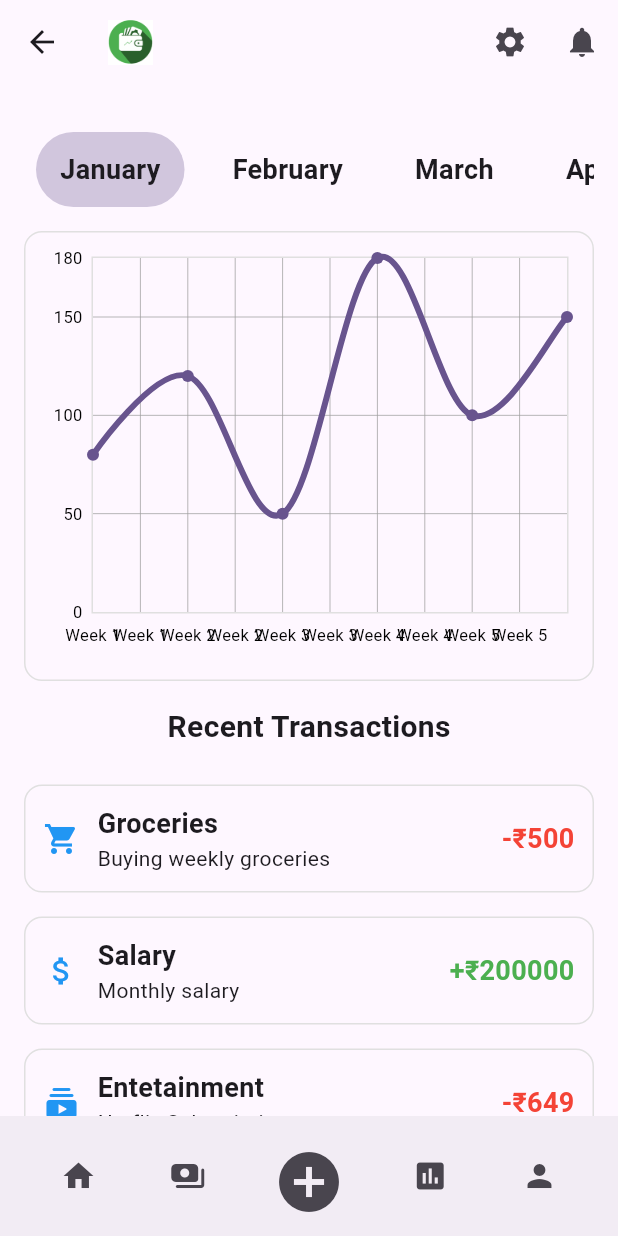
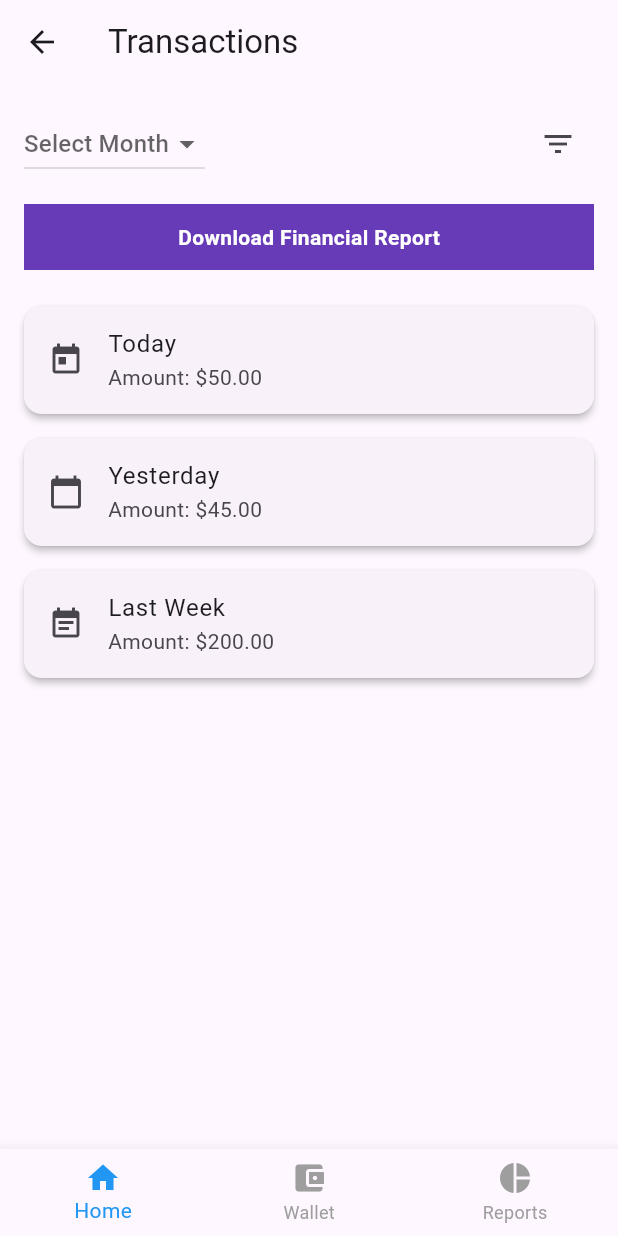
Before and after one commit to Laahiri31/Expense_tracker, a Flutter app: the HomeScreen screen opened by its route, after a tap on "January", after a tap on the "payments" icon, on a phone screen of 412 x 824 dp. Run offline on Flutter 3.47's test engine with Material 3 defaults, Android fonts, the phone set to English and light mode, and no system bars; drawn by our look-alikes of fl_chart.

Commit message:
transactions page

```diff
--- a/lib/main.dart
+++ b/lib/main.dart
@@ -1,3 +1,4 @@
+import 'package:expense_tracker/screens/transactions.dart';
 import 'package:flutter/material.dart';
 import 'package:expense_tracker/screens/sign_up.dart';
 import 'package:expense_tracker/screens/splash.dart';
@@ -25,6 +26,7 @@ class MyApp extends StatelessWidget {
         '/forgotpassword' :(context) => const ForgotPassword(),
         '/navbar' :(context) => NavBarRoots(),
         '/homescreen' :(context) => HomeScreen(),
+        '/transactions':(context) => TransactionsPage()
       },
     initialRoute: '/splash',
       theme: ThemeData(
--- a/lib/screens/home_screen.dart
+++ b/lib/screens/home_screen.dart
@@ -119,15 +119,15 @@ class _HomeScreenState extends State<HomeScreen> {
                         // Replace with actual labels as needed
                         switch (value.toInt()) {
                           case 0:
-                            return 'Week 1';
+                            return 'W 1';
                           case 1:
-                            return 'Week 2';
+                            return 'W 2';
                           case 2:
-                            return 'Week 3';
+                            return 'W 3';
                           case 3:
-                            return 'Week 4';
+                            return 'W 4';
                           case 4:
-                            return 'Week 5';
+                            return 'W 5';
                           default:
                             return '';
                         }
@@ -201,7 +201,9 @@ class _HomeScreenState extends State<HomeScreen> {
             ),
             IconButton(
               icon: Icon(Icons.payments_rounded),
-              onPressed: () {},
+              onPressed: () {
+                Navigator.of(context).pushNamed('/transactions');
+              },
             ),
             IconButton(
               icon: Icon(Icons.add_circle, size: 48.0), // Larger icon
@@ -212,7 +214,7 @@ class _HomeScreenState extends State<HomeScreen> {
             IconButton(
               icon: Icon(Icons.insert_chart),
               onPressed: () {
-                Navigator.pushNamed(context, '/report');
+                Navigator.pushNamed(context, '/stats');
               },
             ),
             IconButton(
@@ -300,6 +302,7 @@ class _HomeScreenState extends State<HomeScreen> {
     }
   }
 
+
   void _updateLineChart() {
     // Replace with logic to update line chart based on _selectedMonthIndex
     // For example, fetch data for selected month and update _lineChartData
@@ -321,11 +324,6 @@ void main() {
   runApp(
     MaterialApp(
       home: HomeScreen(),
-      routes: {
-        '/transactions': (context) => Scaffold(body: Center(child: Text('Transactions Page'))),
-        '/report': (context) => Scaffold(body: Center(child: Text('Financial Report Page'))),
-        '/profile': (context) => Scaffold(body: Center(child: Text('Profile Page'))),
-      },
     ),
   );
 }
--- a/lib/screens/transactions.dart
+++ b/lib/screens/transactions.dart
@@ -0,0 +1,138 @@
+import 'package:flutter/material.dart';
+
+void main() => runApp(MyApp());
+
+class MyApp extends StatelessWidget {
+  @override
+  Widget build(BuildContext context) {
+    return MaterialApp(
+      title: 'Money Master App',
+      theme: ThemeData(
+        primarySwatch: Colors.blue,
+        visualDensity: VisualDensity.adaptivePlatformDensity,
+      ),
+      home: TransactionsPage(),
+    );
+  }
+}
+
+class TransactionsPage extends StatelessWidget {
+  @override
+  Widget build(BuildContext context) {
+    return Scaffold(
+      appBar: AppBar(
+        title: Text('Transactions'),
+      ),
+      body: Padding(
+        padding: EdgeInsets.all(16.0),
+        child: Column(
+          crossAxisAlignment: CrossAxisAlignment.stretch,
+          children: [
+            // Top Bar with Month Selector and Filter Icon
+            Row(
+              mainAxisAlignment: MainAxisAlignment.spaceBetween,
+              children: [
+                DropdownButton<String>(
+                  hint: Text('Select Month'),
+                  items: ['January', 'February', 'March', 'April', 'May', 'June', 'July', 'August', 'September', 'October','November', 'December'] // Replace with actual month data
+                      .map((String value) {
+                    return DropdownMenuItem<String>(
+                      value: value,
+                      child: Text(value),
+                    );
+                  }).toList(),
+                  onChanged: (String? newValue) {
+                    // Handle dropdown item selection
+                  },
+                ),
+                IconButton(
+                  icon: Icon(Icons.filter_list),
+                  onPressed: () {
+                    // Handle filter icon tap
+                  },
+                ),
+              ],
+            ),
+            SizedBox(height: 16.0),
+
+            // Download Financial Report Button
+            Container(
+              color: Colors.deepPurple, // Custom color for download bar
+              padding: EdgeInsets.symmetric(vertical: 12.0),
+              child: Center(
+                child: Text(
+                  'Download Financial Report',
+                  style: TextStyle(
+                    color: Colors.white,
+                    fontWeight: FontWeight.bold,
+                  ),
+                ),
+              ),
+            ),
+            SizedBox(height: 16.0),
+
+            // Expenditure Information Rectangular Boxes
+            Expanded(
+              child: ListView(
+                children: [
+                  ExpenditureCard(day: 'Today', amount: '\$50.00', icon: Icons.today),
+                  ExpenditureCard(day: 'Yesterday', amount: '\$45.00', icon: Icons.calendar_today),
+                  ExpenditureCard(day: 'Last Week', amount: '\$200.00', icon: Icons.event_note),
+                  // Add more cards as needed
+                ],
+              ),
+            ),
+          ],
+        ),
+      ),
+
+      bottomNavigationBar: BottomNavigationBar(
+        items: [
+          BottomNavigationBarItem(
+            icon: Icon(Icons.home),
+            label: 'Home',
+          ),
+          BottomNavigationBarItem(
+            icon: Icon(Icons.account_balance_wallet),
+            label: 'Wallet',
+          ),
+          BottomNavigationBarItem(
+            icon: Icon(Icons.pie_chart),
+            label: 'Reports',
+          ),
+        ],
+        selectedItemColor: Colors.blue,
+        unselectedItemColor: Colors.grey,
+      ),
+    );
+  }
+}
+
+class ExpenditureCard extends StatelessWidget {
+  final String day;
+  final String amount;
+  final IconData icon;
+
+  const ExpenditureCard({
+    Key? key,
+    required this.day,
+    required this.amount,
+    required this.icon,
+  }) : super(key: key);
+
+  @override
+  Widget build(BuildContext context) {
+    return Card(
+      elevation: 2.0,
+      margin: EdgeInsets.symmetric(vertical: 8.0),
+      child: ListTile(
+        leading: Icon(icon),
+        title: Text(day),
+        subtitle: Text('Amount: $amount'),
+        onTap: () {
+          // Handle tap on the card
+        },
+      ),
+    );
+  }
+}
--- a/pubspec.yaml
+++ b/pubspec.yaml
@@ -32,6 +32,7 @@ dependencies:
     sdk: flutter
   fl_chart: ^0.41.0
   flutter_lints: ^2.0.0
+  bottom_nav_bar: ^6.0.0
 
 
 
```
Also changed, not shown: lib/widgets/nav_bar.dart (+40 -18 lines).
